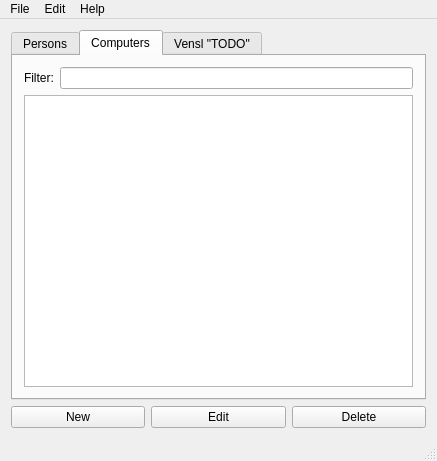
BeanBean-Nyah/T113-VLN, file vika3/Vika3/mainwindow.ui: the form before one commit.
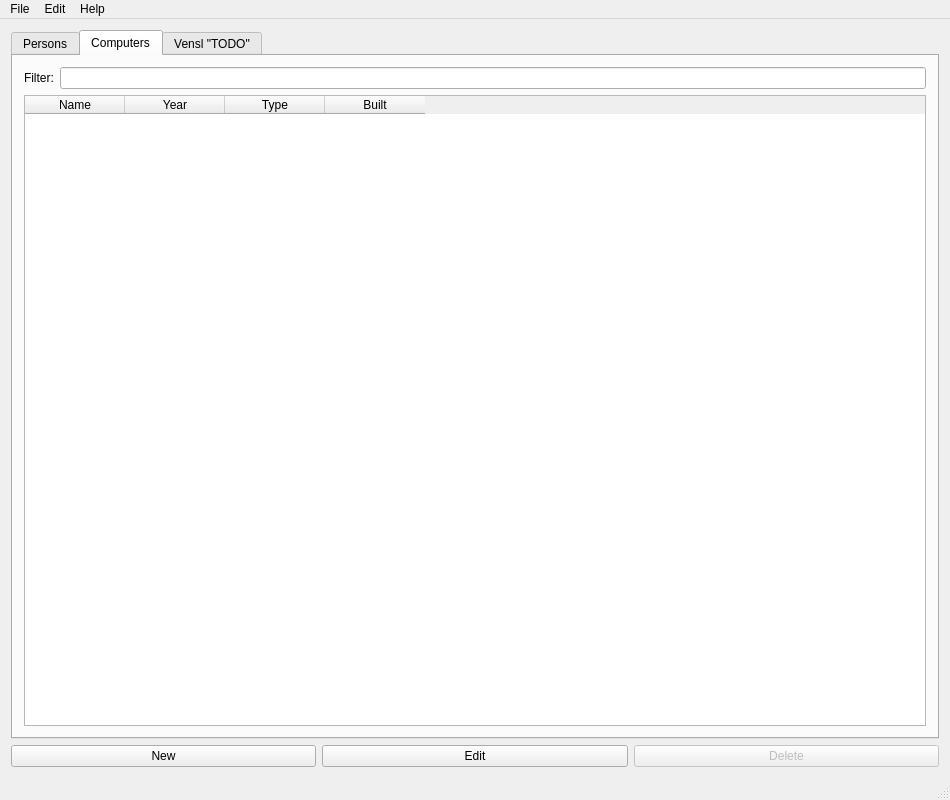
The form after the commit. The open tabs and pages were chosen to show the change.

What changed in the file:
```diff
--- a/vika3/Vika3/mainwindow.ui
+++ b/vika3/Vika3/mainwindow.ui
@@ -6,8 +6,8 @@
    <rect>
     <x>0</x>
     <y>0</y>
-    <width>437</width>
-    <height>461</height>
+    <width>950</width>
+    <height>800</height>
    </rect>
   </property>
   <property name="windowTitle">
@@ -74,7 +74,46 @@
          </layout>
         </item>
         <item>
-         <widget class="QTableWidget" name="tblComputer"/>
+         <widget class="QTableWidget" name="tblComputers">
+          <property name="editTriggers">
+           <set>QAbstractItemView::NoEditTriggers</set>
+          </property>
+          <property name="selectionBehavior">
+           <enum>QAbstractItemView::SelectRows</enum>
+          </property>
+          <property name="sortingEnabled">
+           <bool>true</bool>
+          </property>
+          <column>
+           <property name="text">
+            <string>Name</string>
+           </property>
+           <property name="font">
+            <font>
+             <weight>50</weight>
+             <bold>false</bold>
+            </font>
+           </property>
+           <property name="textAlignment">
+            <set>AlignCenter</set>
+           </property>
+          </column>
+          <column>
+           <property name="text">
+            <string>Year</string>
+           </property>
+          </column>
+          <column>
+           <property name="text">
+            <string>Type</string>
+           </property>
+          </column>
+          <column>
+           <property name="text">
+            <string>Built</string>
+           </property>
+          </column>
+         </widget>
         </item>
        </layout>
       </widget>
@@ -128,6 +167,9 @@
       </item>
       <item>
        <widget class="QPushButton" name="btnDelete">
+        <property name="enabled">
+         <bool>false</bool>
+        </property>
         <property name="text">
          <string>Delete</string>
         </property>
@@ -142,8 +184,8 @@
     <rect>
      <x>0</x>
      <y>0</y>
-     <width>437</width>
-     <height>27</height>
+     <width>950</width>
+     <height>21</height>
     </rect>
    </property>
    <widget class="QMenu" name="menuFile">
```
Left out of the diff: 41 changed lines with no effect on the pictures.
